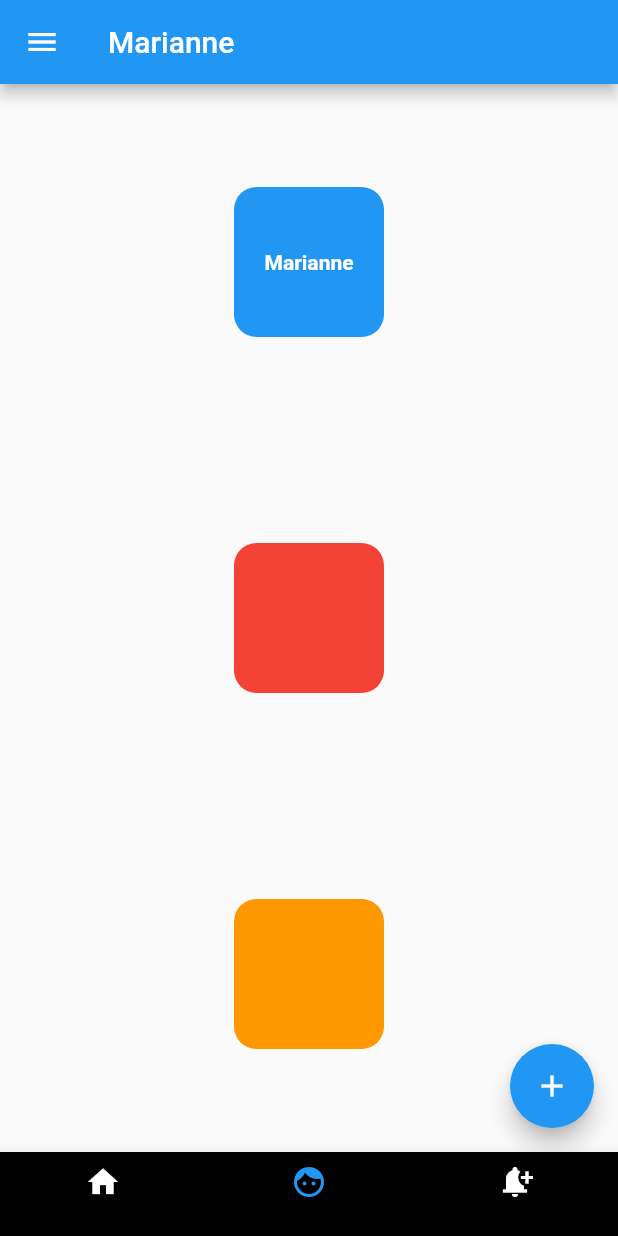
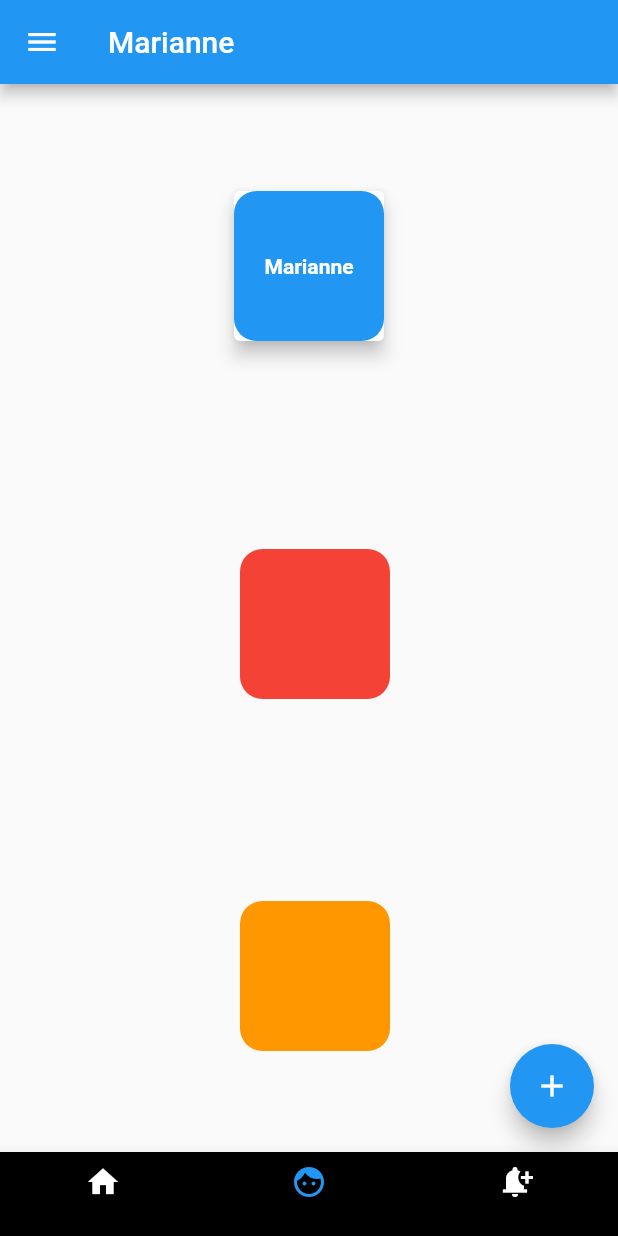
Before and after one commit to cliff-rono/lesson1, a Flutter app: the screen it shows after launch, on a phone screen of 412 x 824 dp. Run offline on Flutter 3.47's test engine with Material 2 defaults, Android fonts, the phone set to English and light mode, and no system bars.

Commit message:
Initial commit

```diff
--- a/lib/main.dart
+++ b/lib/main.dart
@@ -46,7 +46,9 @@ class _MyHomePageState extends State<MyHomePage> {
           mainAxisAlignment: MainAxisAlignment.spaceAround,
           crossAxisAlignment: CrossAxisAlignment.end,
           children: [
-            Container(
+            Card(
+              elevation: 5,
+              child: Container(
                 child: Center(
                     child: Text("Marianne",
                         style: TextStyle(
@@ -54,9 +56,11 @@ class _MyHomePageState extends State<MyHomePage> {
                 decoration: BoxDecoration(
                   borderRadius: BorderRadius.circular(15),
                   color: Colors.blue,
+                  //boxShadow: [BoxShadow(color: Colors.black12,spreadRadius: 5)]
                 ),
                 width: 100,
                 height: 100,
+              ),
             ),
             Container(
               decoration: BoxDecoration(
```
Lines whose indentation alone changed are shown as unchanged.
